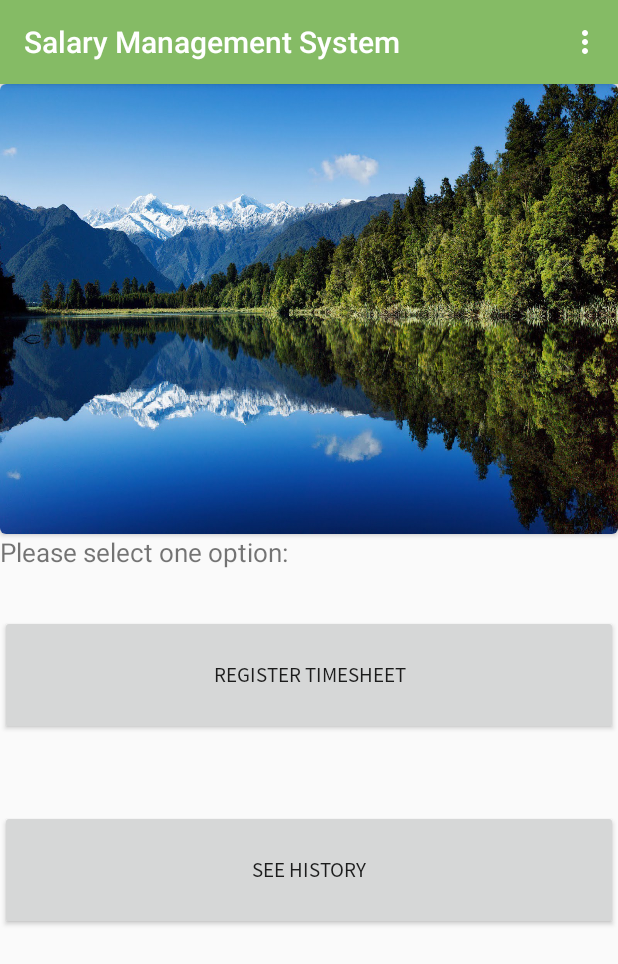
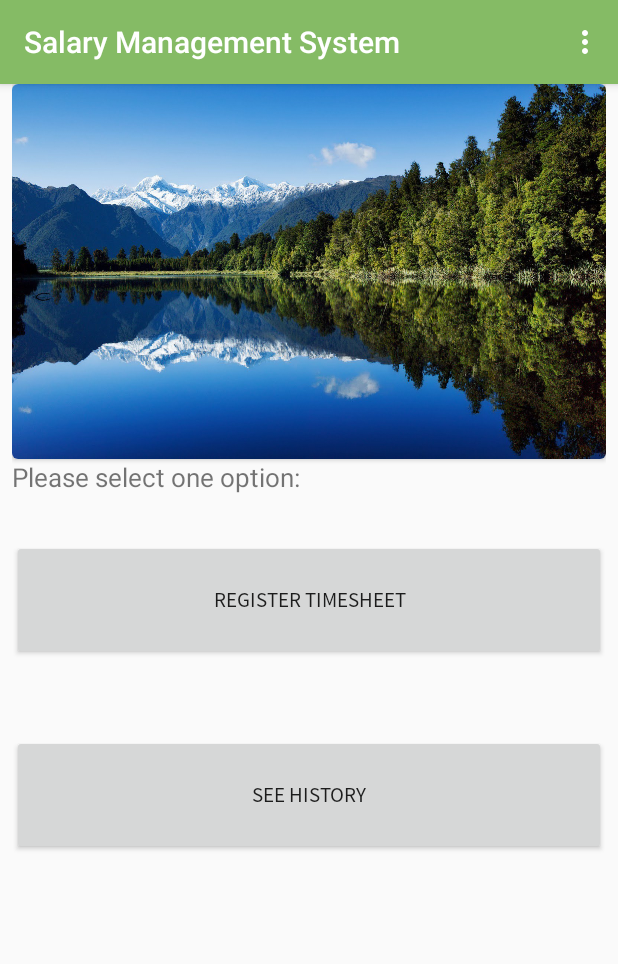
Before and after one commit to victorisaip/SalaryManagement, an Android app: the MainMenuForEmployees screen opened directly, with no data from a screen before it, on a phone screen of 412 x 824 dp. Shown: the top 964 px of the screen. Run offline under Robolectric (Android 15) with nearby library versions, the phone set to English and light mode, and no system bars; our stand-ins replace Firebase (no records; nobody signed in at launch, a user with empty details on screens opened directly).

Commit message:
Padding 8dp added for Activities (Left and Rigth)

```diff
--- a/app/src/main/res/layout/activity_employee_management.xml
+++ b/app/src/main/res/layout/activity_employee_management.xml
@@ -15,11 +15,12 @@
             layout="@layout/toolbar_layout"
             android:layout_width="match_parent"
             android:layout_height="wrap_content"></include>
-
     </android.support.design.widget.AppBarLayout>
 
 
     <LinearLayout
+        android:paddingLeft="8dp"
+        android:paddingRight="8dp"
         android:layout_width="match_parent"
         android:layout_height="wrap_content"
         android:orientation="horizontal">
--- a/app/src/main/res/layout/menu_for_employees.xml
+++ b/app/src/main/res/layout/menu_for_employees.xml
@@ -1,7 +1,7 @@
 <?xml version="1.0" encoding="utf-8"?>
 <LinearLayout xmlns:android="http://schemas.android.com/apk/res/android"
+    xmlns:app="http://schemas.android.com/apk/res-auto"
     xmlns:tools="http://schemas.android.com/tools"
-    xmlns:app="http://schemas.android.com/apk/res-auto"
     android:id="@+id/menu_for_employees"
     android:layout_width="match_parent"
     android:layout_height="match_parent"
@@ -11,50 +11,62 @@
     <android.support.design.widget.AppBarLayout
         android:layout_width="match_parent"
         android:layout_height="wrap_content">
+
         <include
-            android:layout_height="wrap_content"
+            layout="@layout/toolbar_layout"
             android:layout_width="match_parent"
-            layout="@layout/toolbar_layout"
-            >
-        </include>
+            android:layout_height="wrap_content"></include>
 
     </android.support.design.widget.AppBarLayout>
+
+    <LinearLayout
+        android:orientation="vertical"
+        android:paddingLeft="8dp"
+        android:paddingRight="8dp"
+        android:layout_width="match_parent"
+        android:layout_height="match_parent">
     <android.support.v7.widget.CardView
         android:layout_width="wrap_content"
+        android:layout_height="wrap_content"
         android:elevation="4dp"
-        app:cardCornerRadius="4dp"
-        android:layout_height="wrap_content">
+        app:cardCornerRadius="4dp">
+
         <ImageView
+            android:layout_width="match_parent"
+            android:layout_height="250dp"
             android:layout_marginTop="0dp"
-            android:layout_width="match_parent"
             android:scaleType="fitXY"
-            android:layout_height="300dp"
-            android:src="@drawable/paisaje_natural"/>
+            android:src="@drawable/paisaje_natural" />
     </android.support.v7.widget.CardView>
+
+
+
 
         <TextView
             android:layout_width="wrap_content"
             android:layout_height="wrap_content"
             android:text="Please select one option: "
-        android:textSize="17dp"/>
+            android:textSize="17dp" />
 
         <Button
+            android:id="@+id/btnRegisterTimeSheet"
+            android:layout_width="match_parent"
+            android:layout_height="80dp"
+            android:layout_gravity="center_vertical"
             android:layout_marginTop="30dp"
+            android:onClick="registerTimeSheet"
+            android:text="Register timesheet"
+            android:textAlignment="center" />
+
+        <Button
+            android:id="@+id/btnSeeHistory"
             android:layout_width="match_parent"
-        android:textAlignment="center"
+            android:layout_height="80dp"
             android:layout_gravity="center_vertical"
-        android:layout_height="80dp"
-        android:text="Register timesheet"
-        android:id="@+id/btnRegisterTimeSheet"
-        android:onClick="registerTimeSheet"/>
-    <Button
             android:layout_marginTop="50dp"
-        android:layout_width="match_parent"
-        android:textAlignment="center"
-        android:layout_gravity="center_vertical"
-        android:layout_height="80dp"
-        android:id="@+id/btnSeeHistory"
+            android:onClick="seeHistory"
             android:text="See history"
-        android:onClick="seeHistory"/>
+            android:textAlignment="center" />
+    </LinearLayout>
 
 </LinearLayout>
```
Also changed, not shown: app/src/main/java/com/example/victo/salarymanagement/Activities/ApproveTimesheetsActivity.java (+17 -0 lines), app/src/main/java/com/example/victo/salarymanagement/Activities/MenuForManagers.java (+10 -0 lines), app/src/main/java/com/example/victo/salarymanagement/Fragments/SignUpFragment.java (+14 -0 lines), app/src/main/res/layout/activity_approve_timesheets.xml (+13 -12 lines), app/src/main/res/layout/fragment_log_in.xml (+9 -2 lines), app/src/main/res/layout/fragment_sign_up.xml (+10 -2 lines), app/src/main/res/layout/menu_for_managers.xml (+16 -8 lines). Lines whose indentation alone changed are shown as unchanged.
